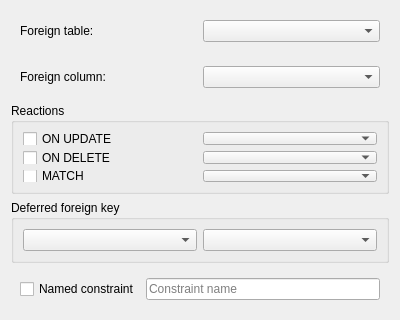
The window that SQLiteStudio3/guiSQLiteStudio/constraints/columnforeignkeypanel.ui (pawelsalawa/sqlitestudio) describes before a commit, drawn with Qt 5.
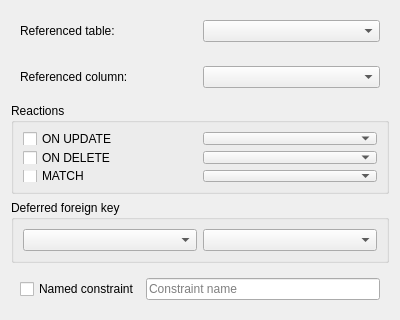
The same window after the commit.

Patch:
```diff
--- a/SQLiteStudio3/guiSQLiteStudio/constraints/columnforeignkeypanel.ui
+++ b/SQLiteStudio3/guiSQLiteStudio/constraints/columnforeignkeypanel.ui
@@ -26,7 +26,7 @@
       <item>
        <widget class="QLabel" name="fkTableLabel">
         <property name="text">
-         <string>Foreign table:</string>
+         <string>Referenced table:</string>
         </property>
        </widget>
       </item>
@@ -42,7 +42,7 @@
       <item>
        <widget class="QLabel" name="fkColumnLabel">
         <property name="text">
-         <string>Foreign column:</string>
+         <string>Referenced column:</string>
         </property>
        </widget>
       </item>
```
